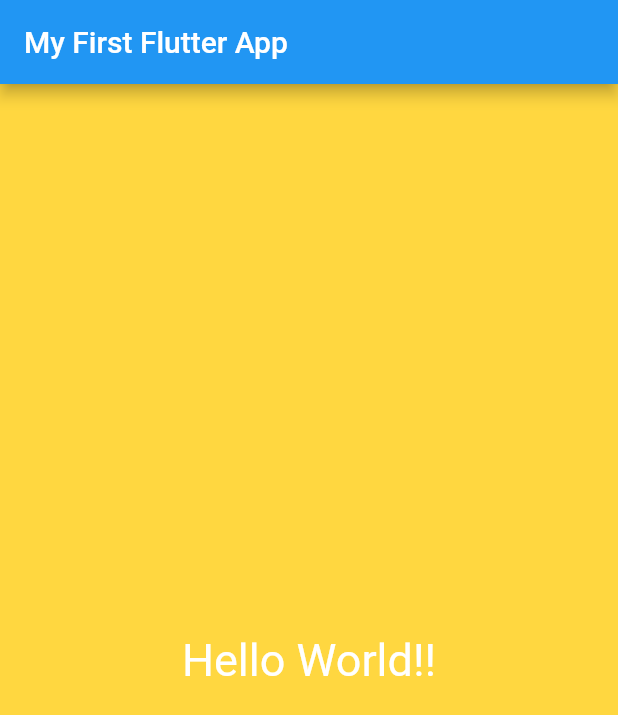
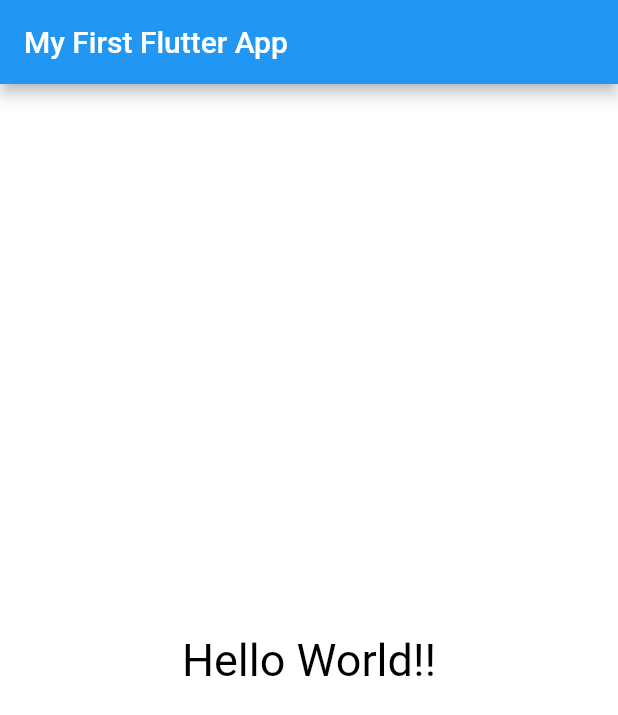
Before and after one commit to chethana15/basic_flutter_app, a Flutter app: the screen it shows after launch, on a phone screen of 412 x 824 dp. Shown: the top 715 px of the screen. Run offline on Flutter 3.47's test engine with Material 2 defaults, Android fonts, the phone set to English and light mode, and no system bars.

Commit message:
organise flutter code

```diff
--- /dev/null
+++ b/lib/app_screens/first_screen.dart
@@ -0,0 +1,18 @@
+import 'package:flutter/material.dart';
+
+class FirstScreen extends StatelessWidget {
+
+  @override
+  Widget build(BuildContext context) {
+    return Material(
+              color: Colors.white,
+              child: Center(
+			        child: Text(
+			              	"Hello World!!",
+			              	textDirection: TextDirection.ltr,
+                      style: TextStyle(fontSize: 30.0, color: Colors.black),
+		                      ),
+	                      	),
+                      );
+  }
+}
--- a/lib/main.dart
+++ b/lib/main.dart
@@ -1,26 +1,21 @@
 import 'package:flutter/material.dart';
+import './app_screens/first_screen.dart';
 
-void main() {
+void main() => runApp(MyApp());
 
-	runApp(
 
-     MaterialApp(
+class MyApp extends StatelessWidget {
+
+  @override
+  Widget build(BuildContext context) {
+    return MaterialApp(
+      debugShowCheckedModeBanner: false,
       title: "FlutterApp_1",
       home: Scaffold(
         appBar: AppBar(title: Text("My First Flutter App"),),
-        body: Material(
-              color: Colors.amberAccent,
-              child: Center(
-			        child: Text(
-			              	"Hello World!!",
-			              	textDirection: TextDirection.ltr,
-                      style: TextStyle(fontSize: 30.0, color: Colors.white),
-		                      ),
-	                      	),
-                      )
-                    ),
+        body: FirstScreen()
+      ),
 
-                  )
-
-	);
+    );
+  }
 }
```
